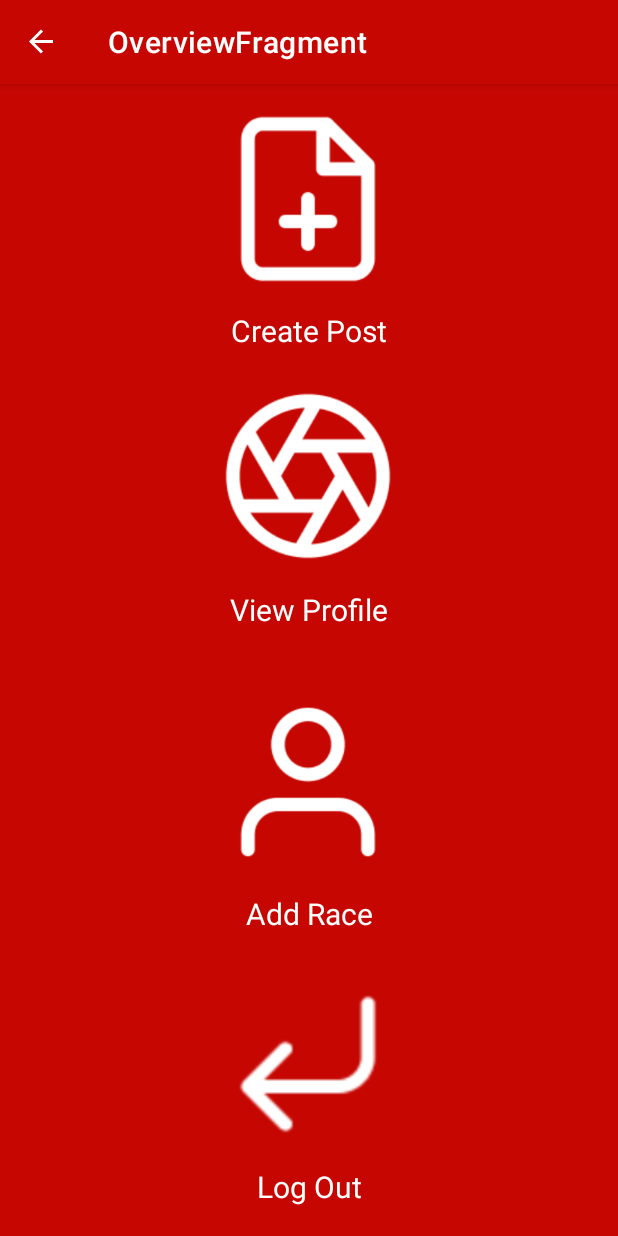
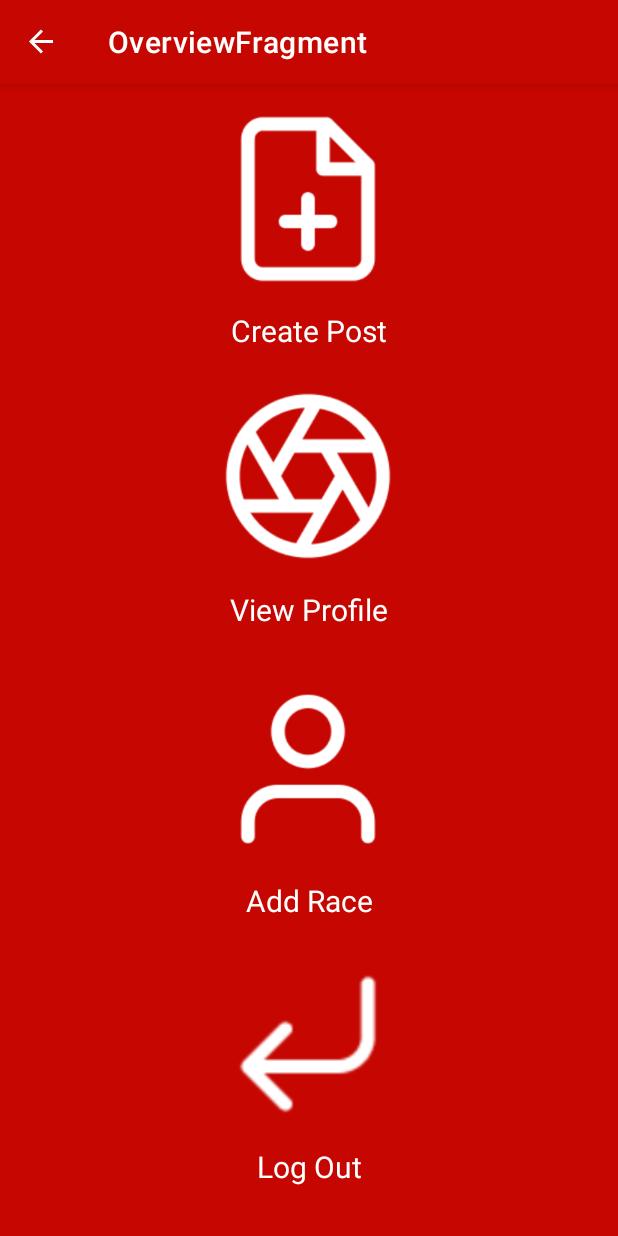
Before and after one commit to nicolasloontjens/f1stories-nma-frontend, an Android app: the OverviewFragment screen opened through its navigation route, on a phone screen of 412 x 824 dp. Run offline under Robolectric (Android 15) with nearby library versions, the phone set to English and light mode, and no system bars; our stand-ins replace data binding, navigation-ui.

```diff
--- a/app/src/main/java/be/howest/nicolas/loontjens/f1stories/OverviewFragment.kt
+++ b/app/src/main/java/be/howest/nicolas/loontjens/f1stories/OverviewFragment.kt
@@ -1,59 +1,51 @@
 package be.howest.nicolas.loontjens.f1stories
 
+import androidx.lifecycle.ViewModelProvider
 import android.os.Bundle
 import androidx.fragment.app.Fragment
 import android.view.LayoutInflater
 import android.view.View
 import android.view.ViewGroup
+import androidx.fragment.app.activityViewModels
+import androidx.navigation.fragment.findNavController
+import be.howest.nicolas.loontjens.f1stories.auth.CreateLoginUserRepository
+import be.howest.nicolas.loontjens.f1stories.auth.LoginViewModel
+import be.howest.nicolas.loontjens.f1stories.database.UserApplication
+import be.howest.nicolas.loontjens.f1stories.databinding.OverviewFragmentBinding
 
-// TODO: Rename parameter arguments, choose names that match
-// the fragment initialization parameters, e.g. ARG_ITEM_NUMBER
-private const val ARG_PARAM1 = "param1"
-private const val ARG_PARAM2 = "param2"
+class OverviewFragment : Fragment() {
 
-/**
- * A simple [Fragment] subclass.
- * Use the [OverviewFragment.newInstance] factory method to
- * create an instance of this fragment.
- */
-class OverviewFragment : Fragment() {
-    // TODO: Rename and change types of parameters
-    private var param1: String? = null
-    private var param2: String? = null
+    private var binding: OverviewFragmentBinding? = null;
 
-    override fun onCreate(savedInstanceState: Bundle?) {
-        super.onCreate(savedInstanceState)
-        arguments?.let {
-            param1 = it.getString(ARG_PARAM1)
-            param2 = it.getString(ARG_PARAM2)
-        }
+    companion object {
+        fun newInstance() = OverviewFragment()
+    }
+
+    private val viewModel: OverviewViewModel by activityViewModels{
+        CreateLogoutUserRepository(
+            (activity?.application as UserApplication).repository
+        )
     }
 
     override fun onCreateView(
         inflater: LayoutInflater, container: ViewGroup?,
         savedInstanceState: Bundle?
-    ): View? {
-        // Inflate the layout for this fragment
-        return inflater.inflate(R.layout.fragment_overview, container, false)
+    ): View {
+        binding = OverviewFragmentBinding.inflate(inflater, container, false)
+        return binding!!.root
     }
 
-    companion object {
-        /**
-         * Use this factory method to create a new instance of
-         * this fragment using the provided parameters.
-         *
-         * @param param1 Parameter 1.
-         * @param param2 Parameter 2.
-         * @return A new instance of fragment OverviewFragment.
-         */
-        // TODO: Rename and change types and number of parameters
-        @JvmStatic
-        fun newInstance(param1: String, param2: String) =
-            OverviewFragment().apply {
-                arguments = Bundle().apply {
-                    putString(ARG_PARAM1, param1)
-                    putString(ARG_PARAM2, param2)
-                }
+    override fun onViewCreated(view: View, savedInstanceState: Bundle?) {
+        super.onViewCreated(view, savedInstanceState)
+        binding?.apply {
+            gotologout.setOnClickListener{
+                viewModel.logout()
+                findNavController().navigate(R.id.startFragment)
             }
+            gotorace.setOnClickListener{}
+            gotopost.setOnClickListener{}
+            gotoprofile.setOnClickListener{}
+        }
     }
+
 }
--- a/app/src/main/java/be/howest/nicolas/loontjens/f1stories/auth/LoginFragment.kt
+++ b/app/src/main/java/be/howest/nicolas/loontjens/f1stories/auth/LoginFragment.kt
@@ -11,7 +11,6 @@ import androidx.navigation.fragment.findNavController
 import be.howest.nicolas.loontjens.f1stories.R
 import be.howest.nicolas.loontjens.f1stories.database.UserApplication
 import be.howest.nicolas.loontjens.f1stories.databinding.LoginFragmentBinding
-import be.howest.nicolas.loontjens.f1stories.databinding.RegisterFragmentBinding
 
 class LoginFragment : Fragment() {
 
--- a/app/src/main/java/be/howest/nicolas/loontjens/f1stories/auth/LoginViewModel.kt
+++ b/app/src/main/java/be/howest/nicolas/loontjens/f1stories/auth/LoginViewModel.kt
@@ -32,7 +32,6 @@ class LoginViewModel(private val repository: UserRepository) : ViewModel() {
 
         }
         Thread.sleep(1000)
-        println(success)
         return success
     }
 }
--- a/app/src/main/res/layout/fragment_overview.xml
+++ b/app/src/main/res/layout/overview_fragment.xml
@@ -13,7 +13,7 @@
         android:background="@color/f1red">
 
         <ImageView
-            android:id="@+id/imageView10"
+            android:id="@+id/gotoprofile"
             android:layout_width="120dp"
             android:layout_height="120dp"
             android:src="@drawable/viewprofile"
@@ -22,10 +22,10 @@
             app:layout_constraintHorizontal_bias="0.498"
             app:layout_constraintStart_toStartOf="parent"
             app:layout_constraintTop_toTopOf="parent"
-            app:layout_constraintVertical_bias="0.626" />
+            app:layout_constraintVertical_bias="0.612" />
 
         <ImageView
-            android:id="@+id/imageView11"
+            android:id="@+id/gotopost"
             android:layout_width="120dp"
             android:layout_height="120dp"
             android:src="@drawable/createpost"
@@ -37,7 +37,7 @@
             app:layout_constraintVertical_bias="0.026" />
 
         <ImageView
-            android:id="@+id/imageView12"
+            android:id="@+id/gotorace"
             android:layout_width="120dp"
             android:layout_height="120dp"
             android:layout_marginTop="43dp"
@@ -46,7 +46,7 @@
             app:layout_constraintEnd_toEndOf="parent"
             app:layout_constraintHorizontal_bias="0.498"
             app:layout_constraintStart_toStartOf="parent"
-            app:layout_constraintTop_toBottomOf="@+id/imageView11"
+            app:layout_constraintTop_toBottomOf="@+id/gotopost"
             app:layout_constraintVertical_bias="0.046" />
 
         <TextView
@@ -59,7 +59,7 @@
             android:textSize="20sp"
             app:layout_constraintEnd_toEndOf="parent"
             app:layout_constraintStart_toStartOf="parent"
-            app:layout_constraintTop_toBottomOf="@+id/imageView11" />
+            app:layout_constraintTop_toBottomOf="@+id/gotopost" />
 
         <TextView
             android:id="@+id/textView2"
@@ -71,7 +71,7 @@
             android:textSize="20sp"
             app:layout_constraintEnd_toEndOf="parent"
             app:layout_constraintStart_toStartOf="parent"
-            app:layout_constraintTop_toBottomOf="@+id/imageView12" />
+            app:layout_constraintTop_toBottomOf="@+id/gotorace" />
 
         <TextView
             android:id="@+id/textView3"
@@ -83,10 +83,10 @@
             android:textSize="20sp"
             app:layout_constraintEnd_toEndOf="parent"
             app:layout_constraintStart_toStartOf="parent"
-            app:layout_constraintTop_toBottomOf="@+id/imageView10" />
+            app:layout_constraintTop_toBottomOf="@+id/gotoprofile" />
 
         <ImageView
-            android:id="@+id/imageView13"
+            android:id="@+id/gotologout"
             android:layout_width="120dp"
             android:layout_height="120dp"
             android:src="@drawable/back"
@@ -95,7 +95,7 @@
             app:layout_constraintHorizontal_bias="0.498"
             app:layout_constraintStart_toStartOf="parent"
             app:layout_constraintTop_toTopOf="parent"
-            app:layout_constraintVertical_bias="0.916" />
+            app:layout_constraintVertical_bias="0.895" />
 
         <TextView
             android:id="@+id/textView4"
@@ -107,7 +107,6 @@
             android:textSize="20sp"
             app:layout_constraintEnd_toEndOf="parent"
             app:layout_constraintStart_toStartOf="parent"
-            app:layout_constraintTop_toBottomOf="@+id/imageView13" />
+            app:layout_constraintTop_toBottomOf="@+id/gotologout" />
     </androidx.constraintlayout.widget.ConstraintLayout>
-
 </layout>
```
Also changed, not shown: app/src/main/java/be/howest/nicolas/loontjens/f1stories/OverviewViewModel.kt (added, +29 -0 lines), app/src/main/java/be/howest/nicolas/loontjens/f1stories/stories/HomeFragment.kt (+4 -6 lines).
